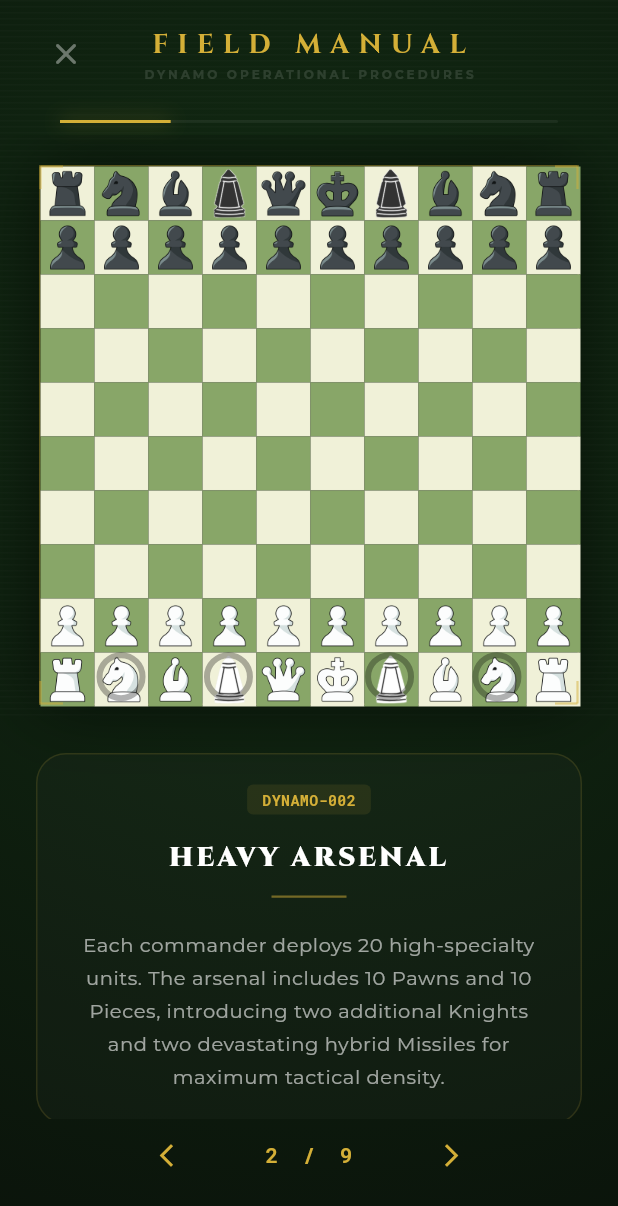
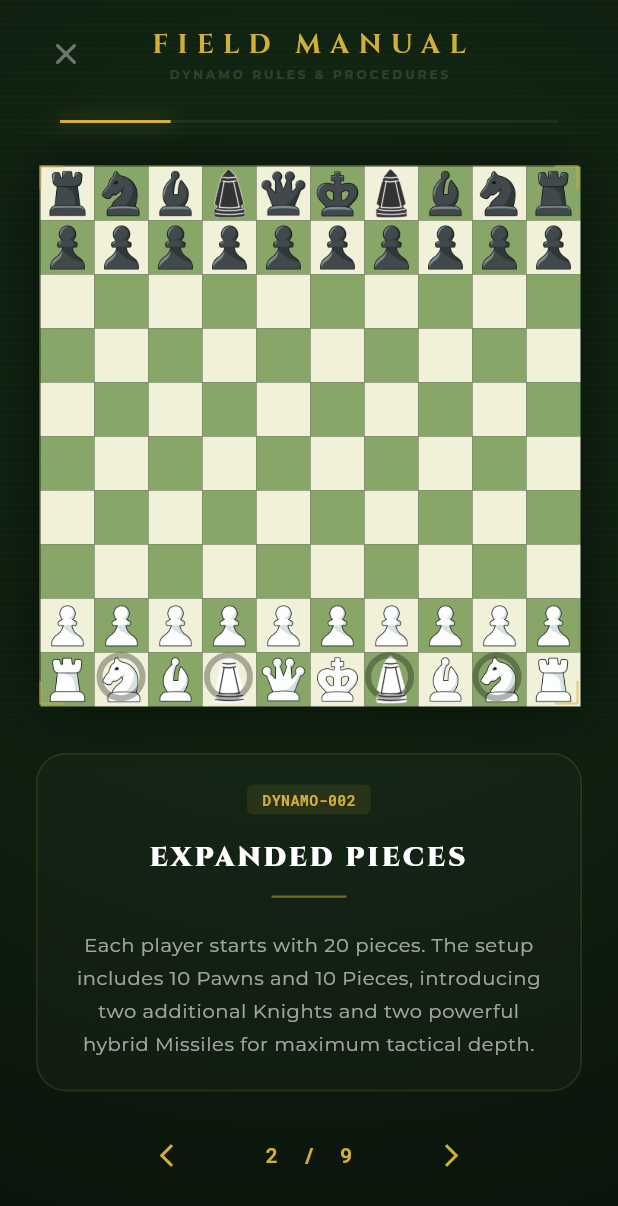
Before and after one commit to Ayanwebdev007/dynamo-chess, a Flutter app: the RulesetScreen screen opened directly, swiped to page 2, on a phone screen of 412 x 824 dp. Shown: the top 1206 px of the screen. Run offline on Flutter 3.47's test engine with Material 3 defaults, Android fonts, the phone set to English and light mode, and no system bars; our stand-ins replace audioplayers, firebase_auth, firebase_core, firebase_database, firebase_messaging, flutter_local_notifications and 2 more; missing offline and left inert: dart:html, dart:ui_web; accounts and stored records are empty.

Commit message:
chore: simplify terminology, default theme to classic, adjust admin UI, and update credentials

```diff
--- a/lib/core/settings_controller.dart
+++ b/lib/core/settings_controller.dart
@@ -19,7 +19,7 @@ class SettingsController extends ChangeNotifier {
   bool _showLastMove = true;
   bool _autoPromote = false;
   bool _showCoordinates = true;
-  String _boardTheme = 'onyx'; // 'onyx', 'classic', 'wood', 'emerald'
+  String _boardTheme = 'classic'; // 'classic', 'onyx', 'wood', 'emerald'
 
   bool get isSoundEnabled => _isSoundEnabled;
   bool get showLegalMoves => _showLegalMoves;
@@ -37,7 +37,7 @@ class SettingsController extends ChangeNotifier {
       _showLastMove = _prefs?.getBool(_keyShowLastMove) ?? true;
       _autoPromote = _prefs?.getBool(_keyAutoPromote) ?? false;
       _showCoordinates = _prefs?.getBool(_keyShowCoordinates) ?? true;
-      _boardTheme = _prefs?.getString(_keyBoardTheme) ?? 'onyx';
+      _boardTheme = _prefs?.getString(_keyBoardTheme) ?? 'classic';
     } catch (e) {
       debugPrint('SettingsController: SharedPreferences not available: $e');
     }
--- a/lib/ui/board_screen.dart
+++ b/lib/ui/board_screen.dart
@@ -1521,7 +1521,7 @@ class _BoardScreenState extends State<BoardScreen> {
     });
   }
 
-  Widget _buildBoardBackground(double squareSize, {String theme = 'onyx', bool showCoords = true}) {
+  Widget _buildBoardBackground(double squareSize, {String theme = 'classic', bool showCoords = true}) {
     final colors = _getThemeColors(theme);
     final lightColor = colors['light']!;
     final darkColor = colors['dark']!;
--- a/lib/ui/game_review_screen.dart
+++ b/lib/ui/game_review_screen.dart
@@ -67,7 +67,7 @@ class _GameReviewScreenState extends State<GameReviewScreen> {
       appBar: AppBar(
         backgroundColor: Colors.transparent,
         elevation: 0,
-        title: Text("BATTLE REVIEW", style: GoogleFonts.cinzel(color: const Color(0xFFD4AF37), fontWeight: FontWeight.bold, fontSize: 18)),
+        title: Text("GAME REVIEW", style: GoogleFonts.cinzel(color: const Color(0xFFD4AF37), fontWeight: FontWeight.bold, fontSize: 18)),
         leading: IconButton(
           icon: const Icon(Icons.arrow_back, color: Colors.white70),
           onPressed: () => Navigator.pop(context),
@@ -238,7 +238,7 @@ class _GameReviewScreenState extends State<GameReviewScreen> {
             child: Row(
               mainAxisAlignment: MainAxisAlignment.spaceBetween,
               children: [
-                Text("TACTICAL LOG", style: GoogleFonts.cinzel(color: const Color(0xFFD4AF37), fontSize: isMobile ? 12 : 14, fontWeight: FontWeight.bold)),
+                Text("MOVE LOG", style: GoogleFonts.cinzel(color: const Color(0xFFD4AF37), fontSize: isMobile ? 12 : 14, fontWeight: FontWeight.bold)),
                 if (_moves.isEmpty)
                   const Icon(Icons.history_toggle_off, color: Colors.white24, size: 16),
               ],
--- a/lib/ui/main_menu.dart
+++ b/lib/ui/main_menu.dart
@@ -302,7 +302,7 @@ class _MainMenuScreenState extends State<MainMenuScreen> {
                     child: Column(
                       crossAxisAlignment: CrossAxisAlignment.start,
                       children: [
-                        _buildSectionHeader("SELECT MISSION"),
+                        _buildSectionHeader("SELECT GAME MODE"),
                         const SizedBox(height: 24),
                          _buildGlassModeButton(
                           _currentUser == null ? "LOGIN TO PLAY ONLINE" : "PLAY ONLINE",
@@ -407,7 +407,7 @@ class _MainMenuScreenState extends State<MainMenuScreen> {
                 ),
               ),
               const SizedBox(height: 60),
-              _buildSectionHeader("SELECT MISSION"),
+              _buildSectionHeader("SELECT GAME MODE"),
               const SizedBox(height: 16),
               Row(
                 children: [
--- a/lib/ui/ruleset_screen.dart
+++ b/lib/ui/ruleset_screen.dart
@@ -25,8 +25,8 @@ class _RulesetScreenState extends State<RulesetScreen> with TickerProviderStateM
   final List<RuleProtocol> _protocols = [
     RuleProtocol(
       protocolId: "DYNAMO-001",
-      title: "100-SQUARE THEATER",
-      description: "Operation Dynamo expands the standard battlefield to a 10x10 strategic grid. Files I and J are added, creating a vast arena for long-range tactical maneuvers and deep flanking operations.",
+      title: "100-SQUARE BOARD",
+      description: "Dynamo Chess expands the standard board to a 10x10 strategic grid. Files I and J are added, creating a vast space for long-range tactical maneuvers and deep flanking operations.",
       setup: (board) {
         // No pieces, just show grid
       },
@@ -38,8 +38,8 @@ class _RulesetScreenState extends State<RulesetScreen> with TickerProviderStateM
     ),
     RuleProtocol(
       protocolId: "DYNAMO-002",
-      title: "HEAVY ARSENAL",
-      description: "Each commander deploys 20 high-specialty units. The arsenal includes 10 Pawns and 10 Pieces, introducing two additional Knights and two devastating hybrid Missiles for maximum tactical density.",
+      title: "EXPANDED PIECES",
+      description: "Each player starts with 20 pieces. The setup includes 10 Pawns and 10 Pieces, introducing two additional Knights and two powerful hybrid Missiles for maximum tactical depth.",
       setup: (board) => board.initializeBoard(),
       highlights: [
         Position(3, 9), Position(6, 9), // Missiles White
@@ -48,8 +48,8 @@ class _RulesetScreenState extends State<RulesetScreen> with TickerProviderStateM
     ),
     RuleProtocol(
       protocolId: "DYNAMO-003",
-      title: "THE MISSILE UNIT",
-      description: "The Missile (Dynamo) is a dual-capability strike unit. It combines the diagonal range of a Bishop with the L-leap mobility of a Knight. It is the most versatile offensive asset in the Dynamo armory.",
+      title: "THE MISSILE PIECE",
+      description: "The Missile (Dynamo) is a dual-capability chess piece. It combines the diagonal range of a Bishop with the L-leap mobility of a Knight. It is the most versatile offensive piece in Dynamo Chess.",
       setup: (board) {
         board.setPiece(Position(4, 4), const DynamoPiece(type: PieceType.missile, color: PlayerColor.white));
       },
@@ -66,7 +66,7 @@ class _RulesetScreenState extends State<RulesetScreen> with TickerProviderStateM
     RuleProtocol(
       protocolId: "DYNAMO-004",
       title: "TRIPLE-SQUARE SURGE",
-      description: "Infantry units (Pawns) can execute an explosive deployment jump from their starting rank. They have the capability to advance 1, 2, or even 3 squares forward in a single maneuver.",
+      description: "Pawns can execute an accelerated opening jump from their starting rank. They have the capability to advance 1, 2, or even 3 squares forward in a single move.",
       setup: (board) {
         board.setPiece(Position(4, 8), const DynamoPiece(type: PieceType.pawn, color: PlayerColor.white));
       },
@@ -76,7 +76,7 @@ class _RulesetScreenState extends State<RulesetScreen> with TickerProviderStateM
     RuleProtocol(
       protocolId: "DYNAMO-005",
       title: "INTERCEPT EN-PASSANT",
-      description: "If an enemy pawn uses an accelerated jump (2 or 3 squares) to bypass your unit's threat zone, you may execute an 'En-Passant' interception on the immediately following move.",
+      description: "If an enemy pawn uses an accelerated jump (2 or 3 squares) to bypass your piece's threat zone, you may execute an 'En-Passant' capture on the immediately following move.",
       setup: (board) {
         board.setPiece(Position(3, 3), const DynamoPiece(type: PieceType.pawn, color: PlayerColor.white));
         board.setPiece(Position(4, 4), const DynamoPiece(type: PieceType.pawn, color: PlayerColor.black));
@@ -89,7 +89,7 @@ class _RulesetScreenState extends State<RulesetScreen> with TickerProviderStateM
     RuleProtocol(
       protocolId: "DYNAMO-006",
       title: "DEEP CASTLING",
-      description: "The King executes a 3-square maneuver toward the Rook during castling. This provides deeper security in the expanded 10x10 theater, placing the Commander behind a stronger defensive line.",
+      description: "The King executes a 3-square move toward the Rook during castling. This provides deeper security in the expanded 10x10 board, placing the King behind a stronger defensive line.",
       setup: (board) {
         board.setPiece(Position(5, 9), const DynamoPiece(type: PieceType.king, color: PlayerColor.white));
         board.setPiece(Position(9, 9), const DynamoPiece(type: PieceType.rook, color: PlayerColor.white));
@@ -100,7 +100,7 @@ class _RulesetScreenState extends State<RulesetScreen> with TickerProviderStateM
     RuleProtocol(
       protocolId: "DYNAMO-007",
       title: "ELITE PROMOTION",
-      description: "Pawns reaching the 10th rank are eligible for field promotion. They may be upgraded to any piece, including the formidable Missile, ensuring late-game dominance.",
+      description: "Pawns reaching the 10th rank are eligible for promotion. They may be upgraded to any piece, including the powerful Missile, ensuring late-game dominance.",
       setup: (board) {
         board.setPiece(Position(4, 1), const DynamoPiece(type: PieceType.pawn, color: PlayerColor.white));
       },
@@ -109,8 +109,8 @@ class _RulesetScreenState extends State<RulesetScreen> with TickerProviderStateM
     ),
     RuleProtocol(
       protocolId: "DYNAMO-008",
-      title: "ASSET VALUATIONS",
-      description: "Strategic Protocol Values: Pawn (1), Knight (3), Bishop (3), Rook (5), Missile (7), Queen (9). Use these metrics to assess mission risk and trade-off profitability.",
+      title: "PIECE VALUATIONS",
+      description: "Strategic Piece Values: Pawn (1), Knight (3), Bishop (3), Rook (5), Missile (7), Queen (9). Use these values to assess game trades and strategic decisions.",
       setup: (board) {
         board.setPiece(Position(0, 5), const DynamoPiece(type: PieceType.pawn, color: PlayerColor.white));
         board.setPiece(Position(2, 5), const DynamoPiece(type: PieceType.knight, color: PlayerColor.white));
@@ -121,8 +121,8 @@ class _RulesetScreenState extends State<RulesetScreen> with TickerProviderStateM
     ),
     RuleProtocol(
       protocolId: "DYNAMO-009",
-      title: "THE CORNER STRANGLE",
-      description: "The Missile is the only single unit in the Dynamo arsenal capable of delivering a solo checkmate to a cornered King. It is the ultimate endgame closer.",
+      title: "THE CORNER CHECKMATE",
+      description: "The Missile is the only single piece in Dynamo Chess capable of delivering a solo checkmate to a cornered King. It is the ultimate endgame closer.",
       setup: (board) {
         board.setPiece(Position(9, 0), const DynamoPiece(type: PieceType.king, color: PlayerColor.black));
         board.setPiece(Position(7, 1), const DynamoPiece(type: PieceType.missile, color: PlayerColor.white));
@@ -168,7 +168,7 @@ class _RulesetScreenState extends State<RulesetScreen> with TickerProviderStateM
             child: Column(
               children: [
                 _buildTopNavigation(),
-                _buildMissionProgress(),
+                _buildRulesProgress(),
                 Expanded(
                   child: PageView.builder(
                     controller: _pageController,
@@ -244,7 +244,7 @@ class _RulesetScreenState extends State<RulesetScreen> with TickerProviderStateM
                 style: GoogleFonts.cinzel(color: const Color(0xFFD4AF37), fontSize: 18, fontWeight: FontWeight.bold, letterSpacing: 6),
               ),
               Text(
-                "DYNAMO OPERATIONAL PROCEDURES",
+                "DYNAMO RULES & PROCEDURES",
                 style: GoogleFonts.montserrat(color: Colors.white12, fontSize: 8, fontWeight: FontWeight.bold, letterSpacing: 2),
               ),
             ],
@@ -255,7 +255,7 @@ class _RulesetScreenState extends State<RulesetScreen> with TickerProviderStateM
     );
   }
 
-  Widget _buildMissionProgress() {
+  Widget _buildRulesProgress() {
     return Container(
       height: 2,
       width: double.infinity,
@@ -283,10 +283,29 @@ class _RulesetScreenState extends State<RulesetScreen> with TickerProviderStateM
         final bool isDesktop = constraints.maxWidth > 950;
 
         if (isDesktop) {
+          // Calculate dynamic board size to prevent vertical and horizontal overflow on desktop viewports
+          final double maxBoardWidth = constraints.maxWidth * 0.55;
+          final double maxBoardHeight = constraints.maxHeight - 60; // 30px padding top/bottom
+          double boardSize = maxBoardWidth < maxBoardHeight ? maxBoardWidth : maxBoardHeight;
+          if (boardSize > 580) boardSize = 580;
+          if (boardSize < 280) boardSize = 280;
+
           return Row(
             children: [
-              Expanded(flex: 4, child: Padding(padding: const EdgeInsets.all(60.0), child: _buildProtocolText(protocol, true))),
-              Expanded(flex: 6, child: Center(child: _buildTacticalBoard(protocol, board, 580))),
+              Expanded(
+                flex: 4,
+                child: SingleChildScrollView(
+                  physics: const BouncingScrollPhysics(),
+                  padding: const EdgeInsets.symmetric(horizontal: 40.0, vertical: 20.0),
+                  child: _buildProtocolText(protocol, true),
+                ),
+              ),
+              Expanded(
+                flex: 6,
+                child: Center(
+                  child: _buildTacticalBoard(protocol, board, boardSize),
+                ),
+              ),
             ],
           );
         } else {
--- a/lib/ui/tournament_detail_screen.dart
+++ b/lib/ui/tournament_detail_screen.dart
@@ -242,7 +242,7 @@ class _TournamentDetailScreenState extends State<TournamentDetailScreen> with Si
                   overflow: TextOverflow.ellipsis,
                 ),
                 Text(
-                  "OPERATIONAL INTEL DASHBOARD",
+                  "TOURNAMENT INFO DASHBOARD",
                   style: GoogleFonts.montserrat(
                     fontSize: isMobile ? 8 : 10,
                     color: const Color(0xFFD4AF37),
@@ -313,10 +313,10 @@ class _TournamentDetailScreenState extends State<TournamentDetailScreen> with Si
             ],
           ),
           const SizedBox(height: 24),
-          _buildSectionHeader("OPERATIONAL RULES"),
+          _buildSectionHeader("TOURNAMENT RULES"),
           const SizedBox(height: 16),
           _buildRuleItem("Swiss System pairing logic applied."),
-          _buildRuleItem("3-minute Blitz time control per deployment."),
+          _buildRuleItem("3-minute Blitz time control per match."),
           _buildRuleItem("Points: Win 1.0 | Draw 0.5 | Loss 0.0"),
           _buildRuleItem("Tie-breaks resolved via Buchholz calculation."),
         ],
@@ -343,7 +343,7 @@ class _TournamentDetailScreenState extends State<TournamentDetailScreen> with Si
               ),
               const SizedBox(height: 32),
               Text(
-                "AWAITING DEPLOYMENT",
+                "AWAITING MATCH START",
                 style: GoogleFonts.cinzel(
                   color: Colors.white,
                   fontSize: 22,
@@ -524,7 +524,7 @@ class _TournamentDetailScreenState extends State<TournamentDetailScreen> with Si
                               ),
                               const SizedBox(width: 8),
                               Text(
-                                "AUTO-DEPLOYMENT ACTIVE",
+                                "AUTO-START MATCH ACTIVE",
                                 style: GoogleFonts.montserrat(
                                   color: const Color(0xFFD4AF37),
                                   fontSize: 9,
@@ -736,7 +736,7 @@ class _TournamentDetailScreenState extends State<TournamentDetailScreen> with Si
         children: [
           SizedBox(width: 30, child: Text("RK", style: _standingHeaderStyle)),
           const SizedBox(width: 12),
-          Expanded(child: Text("COMMANDER", style: _standingHeaderStyle)),
+          Expanded(child: Text("PLAYER", style: _standingHeaderStyle)),
           SizedBox(width: 60, child: Text("SCORE", style: _standingHeaderStyle, textAlign: TextAlign.center)),
           SizedBox(width: 60, child: Text("BH", style: _standingHeaderStyle, textAlign: TextAlign.center)),
         ],
```
Also changed, not shown: lib/ui/admin/admin_dashboard.dart (+29 -29 lines), lib/ui/admin/admin_login.dart (+4 -4 lines), lib/ui/tournament_list_screen.dart (+11 -11 lines).
